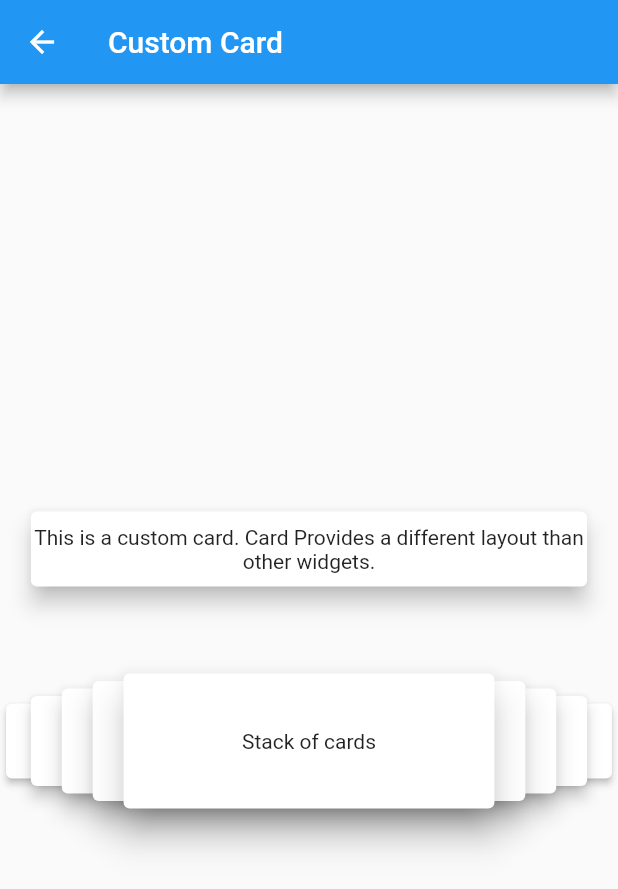
After one commit to flutter-bharat/Flutter-Gallery-Ultimate, a Flutter app: the screen it shows after launch, after a tap on "Custom Card", on a phone screen of 412 x 824 dp. The commit adds this screen. Shown: the top 889 px of the screen. Run offline on Flutter 3.47's test engine with Material 2 defaults, Android fonts, the phone set to English and light mode, and no system bars.

Commit message:
Second push

```diff
--- /dev/null
+++ b/lib/CustomCard.dart
@@ -0,0 +1,68 @@
+import 'package:flutter/material.dart';
+
+class CustomCard extends StatelessWidget {
+  @override
+  Widget build(BuildContext context) {
+    return Scaffold(
+      appBar: AppBar(
+        title: Text('Custom Card'),
+      ),
+      body: Column(
+        mainAxisAlignment: MainAxisAlignment.center,
+        children: [
+          Center(
+            child: Card(
+                elevation: 6,
+                child: Container(
+                  alignment: Alignment.center,
+                  height: 50,
+                  width: MediaQuery.of(context).size.width * 0.9,
+                  child: Text('This is a custom card. Card Provides a different layout than other widgets.', textAlign: TextAlign.center,),
+                )),
+          ),
+          SizedBox(
+            height: 50,
+          ),
+          Stack(
+            alignment: Alignment.center,
+            children: [
+              Card(
+                elevation: 2,
+                child: Container(
+                  height: 50,
+                  width: MediaQuery.of(context).size.width * 1,
+                ),
+              ),
+              Card(
+                  elevation: 4,
+                  child: Container(
+                    height: 60,
+                    width: MediaQuery.of(context).size.width * 0.9,
+                  )),
+              Card(
+                  elevation: 6,
+                  child: Container(
+                    height: 70,
+                    width: MediaQuery.of(context).size.width * 0.8,
+                  )),
+              Card(
+                  elevation: 8,
+                  child: Container(
+                    height: 80,
+                    width: MediaQuery.of(context).size.width * 0.7,
+                  )),
+              Card(
+                  elevation: 10,
+                  child: Container(
+                    alignment: Alignment.center,
+                    child: Text('Stack of cards'),
+                    height: 90,
+                    width: MediaQuery.of(context).size.width * 0.6,
+                  ))
+            ],
+          )
+        ],
+      ),
+    );
+  }
+}
--- a/lib/Prince/customAppBar.dart
+++ b/lib/customAppBar.dart
@@ -1,5 +1,5 @@
 import 'package:flutter/material.dart';
-import 'package:flutter_gallery_ultimate/Prince/ListModal.dart';
+import 'file:///C:/Users/princ/AndroidStudioProjects/Flutter-Gallery-Ultimate/lib/ListModal.dart';
 
 class CustomAppbar extends StatefulWidget {
   @override
--- a/lib/main.dart
+++ b/lib/main.dart
@@ -1,10 +1,15 @@
 import 'package:flutter/material.dart';
-import 'package:flutter_gallery_ultimate/Prince/CustomAlert.dart';
-import 'package:flutter_gallery_ultimate/Prince/CustomDrawer.dart';
-import 'package:flutter_gallery_ultimate/Prince/customAppBar.dart';
-import 'package:flutter_gallery_ultimate/Prince/customList.dart';
-import 'package:flutter_gallery_ultimate/Prince/customTabbar.dart';
-import 'package:flutter_gallery_ultimate/Prince/httpreq.dart';
+import 'package:flutter_gallery_ultimate/CustomAlert.dart';
+import 'package:flutter_gallery_ultimate/CustomBottomNavigation.dart';
+import 'package:flutter_gallery_ultimate/CustomCard.dart';
+import 'package:flutter_gallery_ultimate/CustomDrawer.dart';
+import 'package:flutter_gallery_ultimate/CustomScrollViewFile.dart';
+import 'package:flutter_gallery_ultimate/CustomSnackBar.dart';
+import 'package:flutter_gallery_ultimate/customAppBar.dart';
+import 'package:flutter_gallery_ultimate/CustomList.dart';
+import 'package:flutter_gallery_ultimate/CustomTabbar.dart';
+import 'package:flutter_gallery_ultimate/httpreq.dart';
+
 
 void main() {
   runApp(MyApp());
@@ -47,6 +52,10 @@ class _MyHomePageState extends State<MyHomePage> {
             FlatButton(onPressed: ()=> Navigator.push(context, MaterialPageRoute(builder: (context)=> HttpScreen())), child: Text('HTTP')),
             FlatButton(onPressed: ()=> Navigator.push(context, MaterialPageRoute(builder: (context)=> CustomAlert())), child: Text('Alert')),
             FlatButton(onPressed: ()=> Navigator.push(context, MaterialPageRoute(builder: (context)=> CustomList())), child: Text('CustomList')),
+            FlatButton(onPressed: ()=> Navigator.push(context, MaterialPageRoute(builder: (context)=> CustomSnackBar())), child: Text('CustomSnackbar')),
+            FlatButton(onPressed: ()=> Navigator.push(context, MaterialPageRoute(builder: (context)=> CustomBottomNavigation())), child: Text('Bottom Navigation')),
+            FlatButton(onPressed: ()=> Navigator.push(context, MaterialPageRoute(builder: (context)=> CustomCard())), child: Text('Custom Card')),
+            FlatButton(onPressed: ()=> Navigator.push(context, MaterialPageRoute(builder: (context)=> CustomScrollViewFile())), child: Text('Custom Scroll View')),
 
           ],
         ),
```
Also changed, not shown: lib/CustomBottomNavigation.dart (added, +75 -0 lines), lib/CustomScrollViewFile.dart (added, +50 -0 lines), lib/CustomSnackBar.dart (added, +25 -0 lines), lib/CustomTabbar.dart (renamed from lib/Prince/customTabbar.dart, +5 -5 lines), lib/CustomAlert.dart (renamed from lib/Prince/CustomAlert.dart), lib/CustomDrawer.dart (renamed from lib/Prince/CustomDrawer.dart), lib/CustomList.dart (renamed from lib/Prince/customList.dart), lib/ListModal.dart (renamed from lib/Prince/ListModal.dart), lib/httpreq.dart (renamed from lib/Prince/httpreq.dart).
